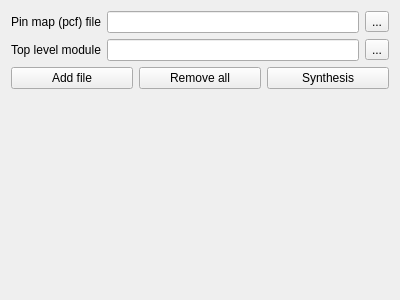
This is synthesis.ui in JerryAZR/cuteFPGA as Qt 5 draws it before an edit. The edited form follows.
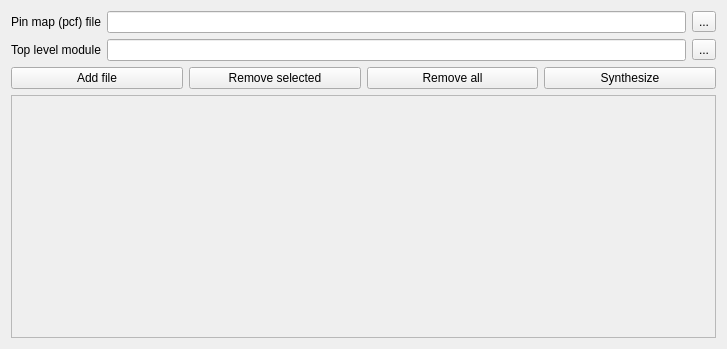
This is the edited form. Icons and pictures are not drawn.

```diff
--- a/synthesis.ui
+++ b/synthesis.ui
@@ -6,8 +6,8 @@
    <rect>
     <x>0</x>
     <y>0</y>
-    <width>400</width>
-    <height>300</height>
+    <width>727</width>
+    <height>349</height>
    </rect>
   </property>
   <property name="windowTitle">
@@ -61,6 +61,13 @@
        </property>
       </widget>
      </item>
+     <item>
+      <widget class="QPushButton" name="removeSelBtn">
+       <property name="text">
+        <string>Remove selected</string>
+       </property>
+      </widget>
+     </item>
      <item>
       <widget class="QPushButton" name="pushButton_2">
        <property name="text">
@@ -71,7 +78,7 @@
      <item>
       <widget class="QPushButton" name="pushButton_3">
        <property name="text">
-        <string>Synthesis</string>
+        <string>Synthesize</string>
        </property>
        <property name="icon">
         <iconset resource="data.qrc">
@@ -79,6 +86,31 @@
        </property>
       </widget>
      </item>
+    </layout>
+   </item>
+   <item>
+    <widget class="QScrollArea" name="scrollArea">
+     <property name="widgetResizable">
+      <bool>true</bool>
+     </property>
+     <property name="alignment">
+      <set>Qt::AlignLeading|Qt::AlignLeft|Qt::AlignTop</set>
+     </property>
+     <widget class="QWidget" name="scrollAreaWidgetContents">
+      <property name="geometry">
+       <rect>
+        <x>0</x>
+        <y>0</y>
+        <width>703</width>
+        <height>219</height>
+       </rect>
+      </property>
+      <layout class="QVBoxLayout" name="verticalLayout_2">
+       <item>
+        <layout class="QVBoxLayout" name="fileListLayout">
+         <property name="spacing">
+          <number>2</number>
+         </property>
     </layout>
    </item>
    <item>
@@ -93,6 +125,10 @@
       </size>
      </property>
     </spacer>
+       </item>
+      </layout>
+     </widget>
+    </widget>
    </item>
   </layout>
  </widget>
```
Left out of the diff: 14 changed lines with no effect on the pictures. Lines whose indentation alone changed are shown as unchanged.
